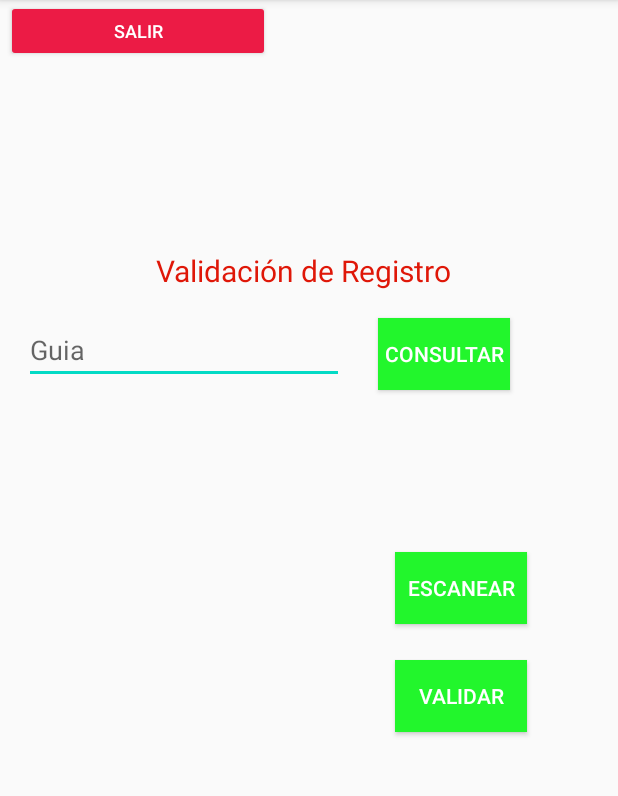
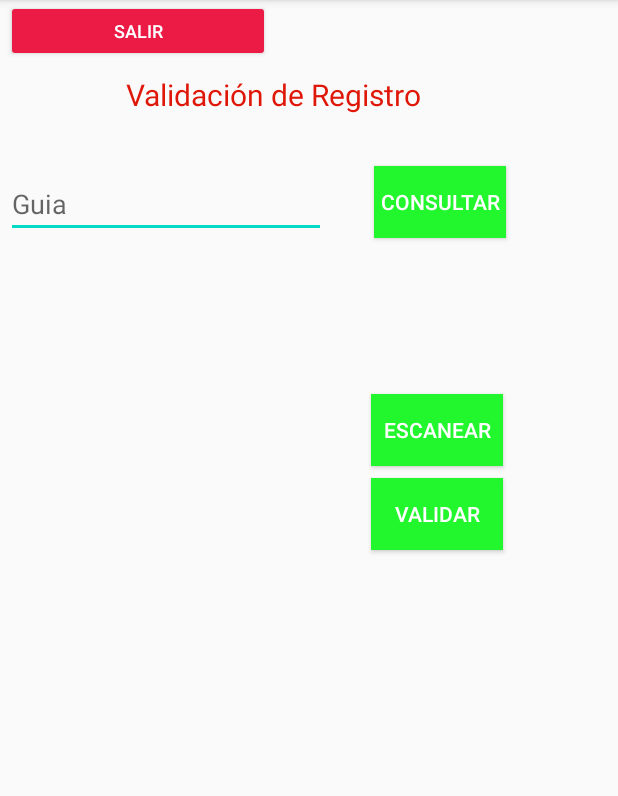
Before and after one commit to DadneCr/Movon-APP, an Android app: the MainActivity screen opened directly, with no data from a screen before it, on a phone screen of 412 x 824 dp, the part 84-880 px from its top. Run offline under Robolectric (Android 15) with nearby library versions, the phone set to English and light mode, and no system bars; our stand-ins replace Volley; libraries missing offline, so code that uses them is left out: com.google.zxing.integration; network calls fail.

Commit message:
Mensaje de validación, scroll en tv y layout

```diff
--- a/MovonApp/app/src/main/java/com/example/movonapp/login.java
+++ b/MovonApp/app/src/main/java/com/example/movonapp/login.java
@@ -39,7 +39,7 @@ public class login extends AppCompatActivity {
             public void onClick(View v) {
                 /*Intent intent = new Intent (v.getContext(), RegistroValidacion.class);
                 startActivityForResult(intent, 0);*/
-                login("http://192.168.0.8/Movon-APP/login.php?correo="+edtCorreo.getText()+"&password="+edtPassword.getText()+"");
+                login("http://192.168.0.19/Movon-APP/login.php?correo="+edtCorreo.getText()+"&password="+edtPassword.getText()+"");
             }
         });
     }
--- a/MovonApp/app/src/main/res/layout/activity_main.xml
+++ b/MovonApp/app/src/main/res/layout/activity_main.xml
@@ -6,6 +6,12 @@
         android:layout_width="match_parent"
         android:layout_height="match_parent"
         tools:context=".MainActivity">
+    <TextView
+            android:layout_width="311dp"
+            android:layout_height="60dp" android:id="@+id/tvLotes"
+            android:textSize="18sp" app:layout_constraintStart_toStartOf="parent" android:layout_marginLeft="4dp"
+            android:layout_marginStart="4dp"
+            app:layout_constraintTop_toBottomOf="@+id/edtGuia" android:layout_marginTop="28dp"/>
     <Button
             android:id="@+id/btnCerrar"
             android:layout_width="176dp"
@@ -17,79 +23,109 @@
             app:layout_constraintBottom_toTopOf="@+id/textView6"
             tools:ignore="UnknownId" android:textColor="#FFFFFF" app:layout_constraintStart_toStartOf="parent"
             android:layout_marginLeft="4dp" android:layout_marginStart="4dp"/>
+
+
     <Button
             android:text="@string/consultar"
             android:layout_width="wrap_content"
             android:layout_height="wrap_content" android:id="@+id/btnConsultar"
-            app:layout_constraintBottom_toBottomOf="parent"
-            android:layout_marginBottom="508dp" app:layout_constraintStart_toStartOf="parent"
-            android:layout_marginLeft="252dp" android:layout_marginStart="252dp"
-            android:textColorHighlight="@color/colorAccent" android:background="#22F62C" android:textColor="#FFFFFF"/>
+            android:textColorHighlight="@color/colorAccent" android:background="#22F62C" android:textColor="#FFFFFF"
+            app:layout_constraintStart_toEndOf="@+id/edtGuia"
+            android:layout_marginLeft="32dp" android:layout_marginStart="32dp"
+            app:layout_constraintBottom_toTopOf="@+id/tvNoRegistro"/>
     <EditText
             android:layout_width="wrap_content"
             android:layout_height="wrap_content"
             android:inputType="textPersonName"
             android:ems="10"
             android:id="@+id/edtGuia"
-            app:layout_constraintStart_toStartOf="parent" android:layout_marginLeft="16dp"
-            android:layout_marginStart="16dp" app:layout_constraintBottom_toBottomOf="parent"
-            android:layout_marginBottom="512dp" android:hint="@string/guia" android:autofillHints=""/>
+            app:layout_constraintStart_toStartOf="parent" android:layout_marginLeft="4dp"
+            android:layout_marginStart="4dp"
+            android:hint="@string/guia" android:autofillHints=""
+            app:layout_constraintTop_toBottomOf="@+id/btnCerrar" android:layout_marginTop="72dp"
+    />
     <TextView
             android:layout_width="221dp"
             android:layout_height="40dp" android:id="@+id/tvTitulo"
-            android:layout_marginBottom="4dp"
-            app:layout_constraintBottom_toTopOf="@+id/edtGuia" app:layout_constraintStart_toStartOf="parent"
-            android:layout_marginLeft="104dp" android:layout_marginStart="104dp"
+            app:layout_constraintStart_toStartOf="parent"
+            android:layout_marginLeft="84dp" android:layout_marginStart="84dp"
             android:text="@string/validaci_n_de_registro"
-            android:textColor="#DF1708" android:textSize="20sp"/>
+            android:textColor="#DF1708" android:textSize="20sp"
+            app:layout_constraintTop_toBottomOf="@+id/btnCerrar" android:layout_marginTop="8dp"/>
+    <ScrollView android:layout_width="133dp" android:layout_height="206dp" tools:ignore="MissingConstraints"
+                android:id="@+id/scrollView3" app:layout_constraintBottom_toBottomOf="parent"
+                android:layout_marginLeft="20dp" android:layout_marginStart="20dp"
+                app:layout_constraintStart_toEndOf="@+id/scrollView4" android:layout_marginBottom="192dp"
+                app:layout_constraintTop_toBottomOf="@+id/btnValidar" app:layout_constraintVertical_bias="0.0">
+
+        <TextView
+                android:layout_width="wrap_content"
+                android:layout_height="wrap_content" android:id="@+id/tvLoteValidado"
+                app:layout_constraintBottom_toBottomOf="parent"
+                android:layout_marginBottom="28dp"
+                tools:ignore="MissingConstraints"
+                android:layout_marginLeft="12dp" android:layout_marginStart="12dp"
+                app:layout_constraintStart_toEndOf="@+id/tvErrorLote"
+        />
+    </ScrollView>
     <TextView
             android:layout_width="309dp"
             android:layout_height="38dp" android:id="@+id/tvNoRegistro"
             android:textColor="#F44336"
-            app:layout_constraintBottom_toBottomOf="parent" android:layout_marginBottom="468dp"
-            app:layout_constraintStart_toStartOf="parent" android:layout_marginLeft="4dp"
-            android:layout_marginStart="4dp" android:textSize="18sp"/>
-    <TextView
-            android:layout_width="281dp"
-            android:layout_height="48dp" android:id="@+id/tvLotes"
-            android:textSize="18sp" app:layout_constraintStart_toStartOf="parent" android:layout_marginLeft="47dp"
-            android:layout_marginStart="47dp" app:layout_constraintBottom_toBottomOf="parent"
-            android:layout_marginBottom="420dp"/>
-    <LinearLayout
-            android:orientation="vertical"
-            android:layout_width="103dp"
-            android:layout_height="385dp"
-            android:id="@+id/layoutItems" app:layout_constraintBottom_toBottomOf="parent"
-            android:layout_marginBottom="24dp" app:layout_constraintStart_toStartOf="parent"
-            android:layout_marginLeft="12dp" android:layout_marginStart="12dp">
-    </LinearLayout>
+            app:layout_constraintStart_toStartOf="parent" android:layout_marginLeft="8dp"
+            android:layout_marginStart="8dp" android:textSize="18sp"
+            app:layout_constraintBottom_toTopOf="@+id/tvLotes" android:layout_marginBottom="64dp"
+            app:layout_constraintTop_toBottomOf="@+id/edtGuia" app:layout_constraintVertical_bias="0.0"/>
+
     <Button
             android:text="@string/escanear"
             android:layout_width="wrap_content"
             android:layout_height="wrap_content" android:id="@+id/btnEscanear"
-            app:layout_constraintBottom_toBottomOf="parent"
-            android:layout_marginBottom="352dp" android:layout_marginLeft="148dp" android:layout_marginStart="148dp"
-            app:layout_constraintStart_toEndOf="@+id/layoutItems" android:background="#22F62C"
-            android:textColor="#FFFFFF"/>
+            android:background="#22F62C"
+            android:textColor="#FFFFFF" tools:ignore="MissingConstraints"
+            android:layout_marginLeft="36dp" android:layout_marginStart="36dp"
+            app:layout_constraintStart_toEndOf="@+id/scrollView4"
+            app:layout_constraintTop_toBottomOf="@+id/tvLotes" android:layout_marginTop="16dp"/>
     <Button
             android:text="@string/validar"
             android:layout_width="wrap_content"
             android:layout_height="wrap_content" android:id="@+id/btnValidar"
-            android:layout_marginLeft="148dp" android:layout_marginStart="148dp"
-            app:layout_constraintStart_toEndOf="@+id/layoutItems" app:layout_constraintBottom_toBottomOf="parent"
-            android:layout_marginBottom="280dp" android:background="#22F62C" android:textColor="#FFFFFF"/>
-    <TextView
-            android:layout_width="159dp"
-            android:layout_height="189dp" android:id="@+id/tvLoteValidado"
+            android:background="#22F62C" android:textColor="#FFFFFF"
+            tools:ignore="MissingConstraints"
+            android:layout_marginLeft="36dp" android:layout_marginStart="36dp"
+            app:layout_constraintStart_toEndOf="@+id/scrollView4"
+            app:layout_constraintTop_toBottomOf="@+id/btnEscanear" android:layout_marginTop="8dp"/>
+    <ScrollView android:layout_width="112dp" android:layout_height="317dp" tools:ignore="MissingConstraints"
+                app:layout_constraintBottom_toBottomOf="parent"
+                android:layout_marginBottom="4dp" android:layout_marginLeft="4dp" android:layout_marginStart="4dp"
+                app:layout_constraintStart_toEndOf="@+id/scrollView2" android:id="@+id/scrollView4"
+                app:layout_constraintTop_toBottomOf="@+id/tvLotes" app:layout_constraintVertical_bias="0.1">
+        <TextView
+                android:layout_width="wrap_content"
+                android:layout_height="wrap_content"
+                android:id="@+id/tvErrorLote"
+                app:layout_constraintBottom_toBottomOf="parent" android:layout_marginBottom="4dp"
+                android:layout_marginLeft="4dp" android:layout_marginStart="4dp"
+                app:layout_constraintStart_toEndOf="@+id/scrollView2" android:textColor="#F44336"/>
+    </ScrollView>
+    <ScrollView
+            android:layout_width="87dp"
+            android:layout_height="319dp"
+            tools:ignore="MissingConstraints"
             app:layout_constraintBottom_toBottomOf="parent"
-            android:layout_marginBottom="60dp" android:layout_marginLeft="112dp" android:layout_marginStart="112dp"
-            app:layout_constraintStart_toEndOf="@+id/layoutItems"/>
-    <TextView
-            android:layout_width="106dp"
-            android:layout_height="391dp" android:id="@+id/tvErrorLote"
-            android:textColor="#F60404"
-            app:layout_constraintBottom_toBottomOf="parent" android:layout_marginBottom="12dp"
-            android:layout_marginLeft="4dp" android:layout_marginStart="4dp"
-            app:layout_constraintStart_toEndOf="@+id/layoutItems"/>
+            app:layout_constraintStart_toStartOf="parent"
+            android:layout_marginLeft="8dp" android:layout_marginStart="8dp" android:id="@+id/scrollView2"
+            app:layout_constraintTop_toBottomOf="@+id/tvLotes" app:layout_constraintVertical_bias="0.049">
+
+        <LinearLayout
+                android:layout_width="match_parent"
+                android:layout_height="wrap_content"
+                android:orientation="vertical" android:id="@+id/layoutItems">
+
+
+        </LinearLayout>
+
+    </ScrollView>
+
 
 </androidx.constraintlayout.widget.ConstraintLayout>
```
Also changed, not shown: MovonApp/app/src/main/java/com/example/movonapp/MainActivity.java (+72 -22 lines), MovonApp/app/src/main/res/layout/activity_login.xml (+16 -17 lines), MovonApp/app/src/main/res/values/strings.xml (+8 -0 lines).
